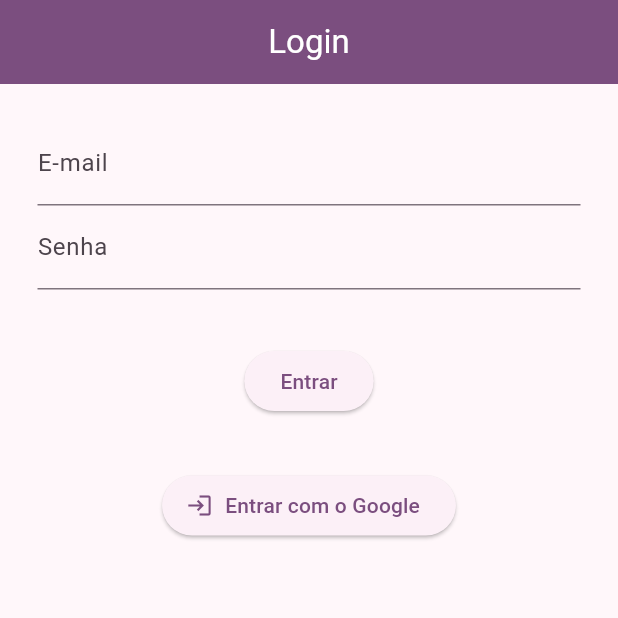
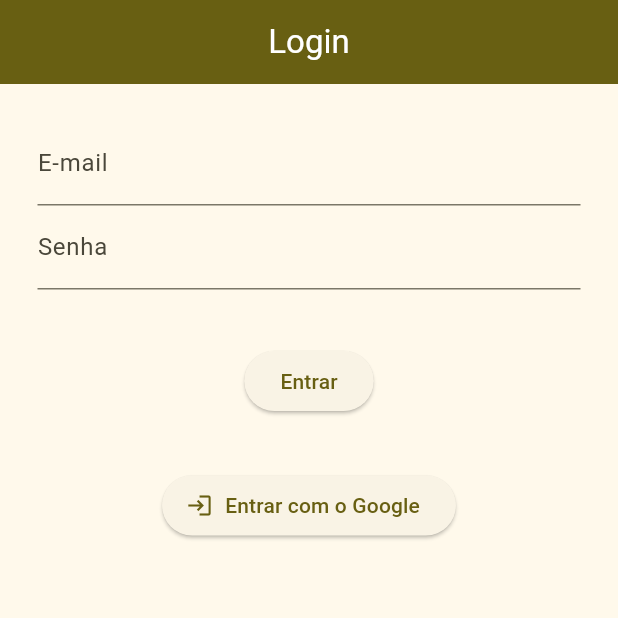
Before and after one commit to MattFernando/projetos-desenvolvimento-mobile-II, a Flutter app: the screen it shows after launch, on a phone screen of 412 x 824 dp, the top half of it. Run offline on Flutter 3.47's test engine with Material 3 defaults, Android fonts, the phone set to English and light mode, and no system bars; our stand-ins replace firebase_auth, firebase_core, flutter_map, geolocator, google_sign_in, image_picker and 4 more; accounts and stored records are empty.

Commit message:
mudando as cores do navigationbar para algo que dê para enxergar

```diff
--- a/guia_turismo/lib/themes/theme_controller.dart
+++ b/guia_turismo/lib/themes/theme_controller.dart
@@ -11,7 +11,7 @@ class ThemeController extends ChangeNotifier {
 
   static ThemeData _mudarTema(Brightness brilho) {
     final cor = ColorScheme.fromSeed(
-      seedColor: Colors.purple,
+      seedColor: Colors.yellow,
       brightness: brilho,
     );
     return ThemeData(
--- a/guia_turismo/lib/themes/theme_widgets.dart
+++ b/guia_turismo/lib/themes/theme_widgets.dart
@@ -10,8 +10,21 @@ AppBarTheme defineAppBar(cor) {
 }
 
 BottomNavigationBarThemeData defineNavegacaoBase(cor) {
+  final bool temaEscuro = cor.brightness == Brightness.dark;
   return BottomNavigationBarThemeData(
-    backgroundColor: cor.primary,
+    backgroundColor: temaEscuro
+        ? Colors.black
+        : cor.primary,
+
+    selectedItemColor: temaEscuro
+        ? Colors.white
+        : cor.primary,
+
+    unselectedItemColor: temaEscuro
+        ? Colors.white
+        : cor.primary,
+
+
     elevation: 4,
   );
 }
```
